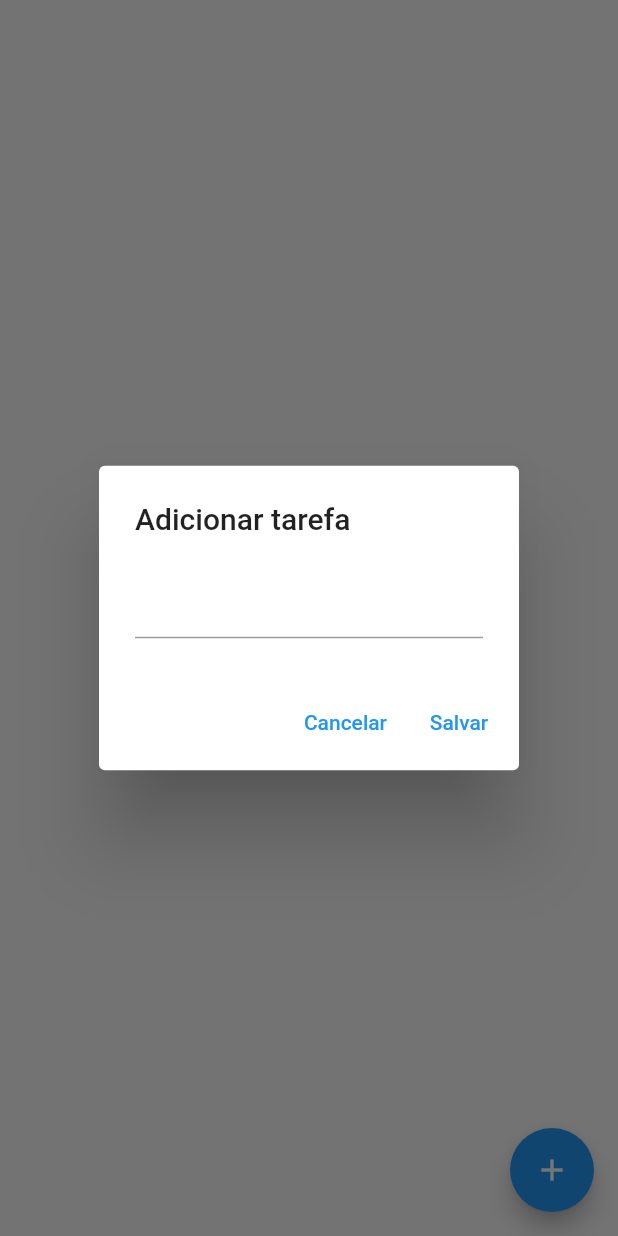
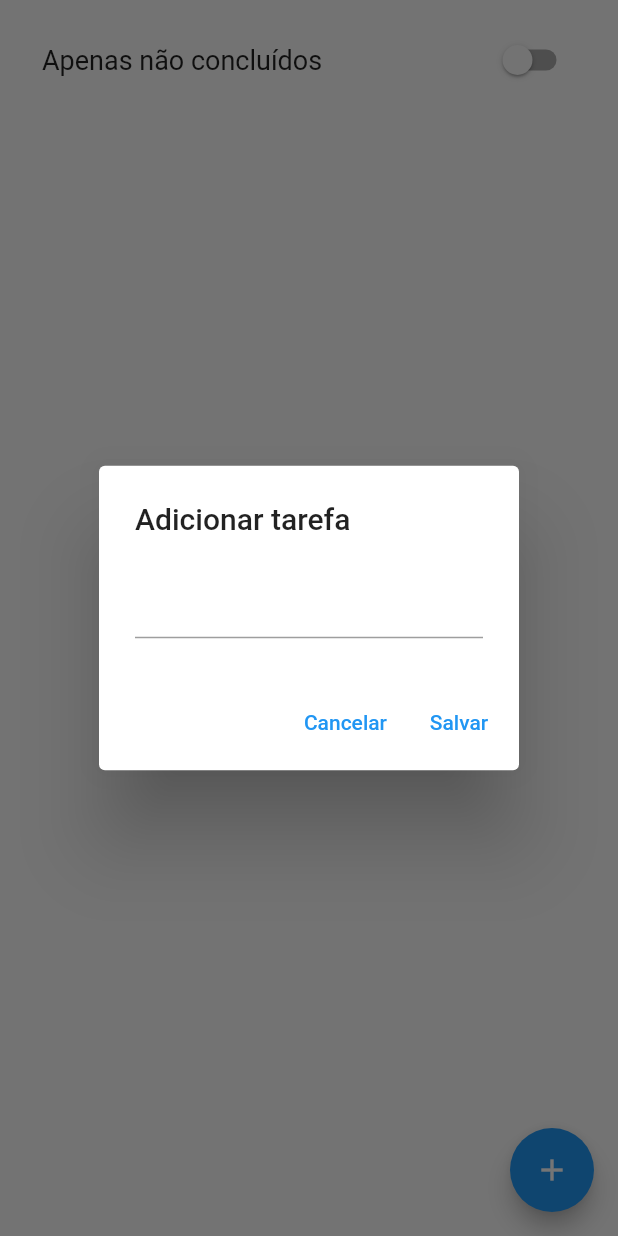
Before and after one commit to diogosvicente/recriando_do_zero, a Flutter app: the TarefaPage screen opened directly, after a tap on the "add" icon, on a phone screen of 412 x 824 dp. Run offline on Flutter 3.47's test engine with Material 2 defaults, Android fonts, the phone set to English and light mode, and no system bars; our stand-ins replace google_fonts; network calls fail.

Commit message:
:lipstick: feat: Lista de Tarefas - Removendo Itens

```diff
--- a/lib/pages/tarefa_page.dart
+++ b/lib/pages/tarefa_page.dart
@@ -13,6 +13,7 @@ class _TarefaPageState extends State<TarefaPage> {
   var tarefaRepository = TarefaRepository();
   var _tarefas = const <Tarefa>[];
   var descricaoController = TextEditingController();
+  var apenasNaoConcluidos = false;
 
   @override
   void initState() {
@@ -21,7 +22,12 @@ class _TarefaPageState extends State<TarefaPage> {
   }
 
   void obterTarefas() async {
-    _tarefas = await tarefaRepository.listar();
+    if (apenasNaoConcluidos) {
+      _tarefas = await tarefaRepository.listarNaoConcluidas();
+    } else {
+      _tarefas = await tarefaRepository.listar();
+    }
+    setState(() {});
   }
 
   @override
@@ -57,12 +63,56 @@ class _TarefaPageState extends State<TarefaPage> {
                   );
                 });
           }),
-      body: ListView.builder(
-        itemCount: _tarefas.length,
-        itemBuilder: (BuildContext bc, int index) {
-          var tarefa = _tarefas[index];
-          return Text(tarefa.getDescricao());
-        },
+      body: Container(
+        margin: const EdgeInsets.symmetric(horizontal: 16, vertical: 8),
+        child: Column(
+          children: [
+            Container(
+              margin: const EdgeInsets.symmetric(horizontal: 12, vertical: 8),
+              child: Row(
+                mainAxisAlignment: MainAxisAlignment.spaceBetween,
+                children: [
+                  Text(
+                    "Apenas não concluídos",
+                    style: TextStyle(fontSize: 18),
+                  ),
+                  Switch(
+                    value: apenasNaoConcluidos,
+                    onChanged: (bool value) {
+                      apenasNaoConcluidos = value;
+                      obterTarefas();
+                    },
+                  )
+                ],
+              ),
+            ),
+            Expanded(
+              child: ListView.builder(
+                itemCount: _tarefas.length,
+                itemBuilder: (BuildContext bc, int index) {
+                  var tarefa = _tarefas[index];
+                  return Dismissible(
+                    onDismissed: (DismissDirection dismissDirection) async {
+                      await tarefaRepository.remover(tarefa.getId());
+                      obterTarefas();
+                    },
+                    key: Key(tarefa.getId()),
+                    child: ListTile(
+                      title: Text(tarefa.getDescricao()),
+                      trailing: Switch(
+                          value: tarefa.getConcluido(),
+                          onChanged: (bool value) async {
+                            await tarefaRepository.alterar(
+                                tarefa.getId(), value);
+                            obterTarefas();
+                          }),
+                    ),
+                  );
+                },
+              ),
+            ),
+          ],
+        ),
       ),
     );
   }
```
Also changed, not shown: lib/repositories/tarefa_repository.dart (+14 -4 lines).
